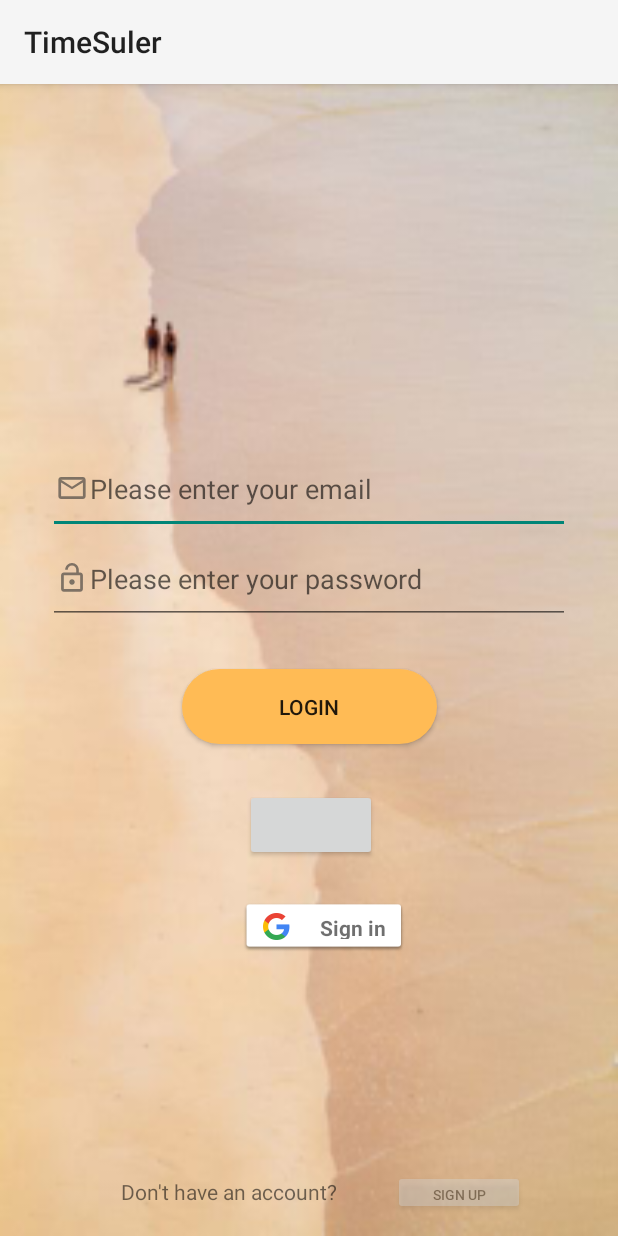
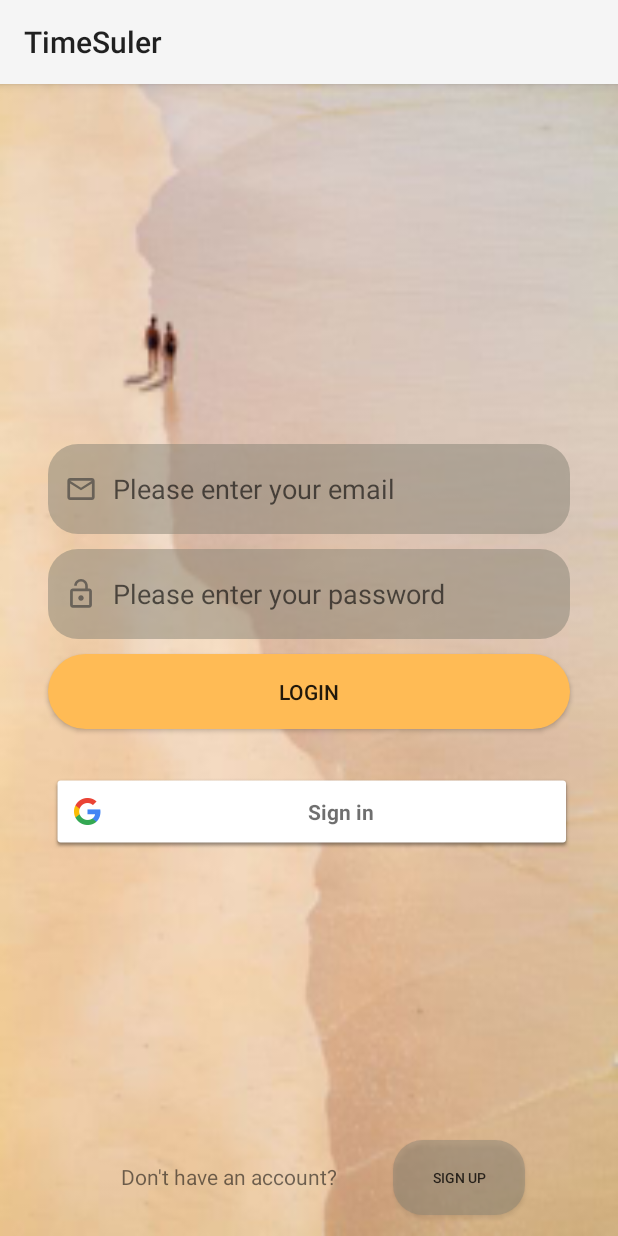
Before and after one commit to qiwen98/Mobile_Final_Project, an Android app: the screen it shows after launch (MainActivity), on a phone screen of 412 x 824 dp. Run offline under Robolectric (Android 15) with nearby library versions, the phone set to English and light mode, and no system bars; our stand-ins replace Firebase (no records; nobody signed in at launch, a user with empty details on screens opened directly); libraries missing offline, so code that uses them is left out: com.facebook, com.facebook.login; plain views replace LoginButton; Roboto replaces fonts that are not available here; 4 statements that could not run were skipped.

Commit message:
UI update

```diff
--- /dev/null
+++ b/app/src/main/res/drawable/round.xml
@@ -0,0 +1,7 @@
+<?xml version="1.0" encoding="utf-8"?>
+<shape xmlns:android="http://schemas.android.com/apk/res/android">
+    <corners android:topLeftRadius="2dp"
+        android:topRightRadius="2dp"
+        android:bottomRightRadius="2dp"
+        android:bottomLeftRadius="2dp"/>
+</shape>
--- /dev/null
+++ b/app/src/main/res/drawable/translucent.xml
@@ -0,0 +1,12 @@
+<?xml version="1.0" encoding="utf-8"?>
+<shape xmlns:android="http://schemas.android.com/apk/res/android">
+    <solid android:color="#80858175" />
+    <!--
+    <stroke android:width="1dip" android:color="#fefefe" />
+    -->
+    <corners android:radius="20dp"/>
+    <padding android:bottom="10dp"
+        android:left="10dp"
+        android:right="10dp"
+        android:top="10dp"/>
+</shape>
--- a/app/src/main/res/layout/activity_main.xml
+++ b/app/src/main/res/layout/activity_main.xml
@@ -16,9 +16,10 @@
         android:autofillHints=""
         android:drawableStart="@drawable/password_email_outlined"
         android:ems="10"
-        android:hint="@string/email_hint"
+        android:hint= "  Please enter your email"
         android:inputType="textEmailAddress"
         android:textSize="18sp"
+        android:background="@drawable/translucent"
         app:layout_constraintEnd_toEndOf="parent"
         app:layout_constraintStart_toStartOf="parent"
         app:layout_constraintTop_toTopOf="parent" />
@@ -27,11 +28,13 @@
         android:id="@+id/Password"
         android:layout_width="348dp"
         android:layout_height="60dp"
-        android:layout_marginBottom="58dp"
+        android:layout_marginTop="10dp"
+        android:layout_marginBottom="10dp"
         android:autofillHints=""
+        android:background="@drawable/translucent"
         android:drawableStart="@drawable/password_email"
         android:ems="10"
-        android:hint="@string/password"
+        android:hint="  Please enter your password"
         android:inputType="textPassword"
         android:textSize="18sp"
         app:layout_constraintBottom_toTopOf="@+id/Login_Button"
@@ -42,9 +45,9 @@
         app:layout_constraintVertical_bias="0.03" />
     <Button
         android:id="@+id/Login_Button"
-        android:layout_width="170dp"
+        android:layout_width="348dp"
         android:layout_height="50dp"
-        android:layout_marginTop="30dp"
+        android:layout_marginTop="10dp"
         android:background="@drawable/signin_btn_rectangle"
         android:text="@string/login"
         app:layout_constraintEnd_toEndOf="parent"
@@ -54,11 +57,12 @@
 
     <com.facebook.login.widget.LoginButton
         android:id="@+id/fb_login_button"
-        android:layout_width="wrap_content"
-        android:layout_height="wrap_content"
-        android:layout_marginTop="30dp"
-        android:layout_marginStart="20dp"
-        android:layout_marginEnd="24dp"
+        android:layout_width="348dp"
+        android:layout_height="10dp"
+        android:layout_marginTop="10dp"
+        android:layout_marginStart="35dp"
+        android:layout_marginEnd="30dp"
+        android:background="@drawable/round"
         app:layout_constraintHorizontal_bias="0.513"
         app:layout_constraintStart_toStartOf="parent"
         app:layout_constraintEnd_toEndOf="parent"
@@ -68,38 +72,40 @@
 
     <com.google.android.gms.common.SignInButton
         android:id="@+id/google_button"
-        android:layout_width="wrap_content"
-        android:layout_height="35dp"
+        android:layout_width="348dp"
+        android:layout_height="50dp"
         android:layout_marginStart="100dp"
-        android:layout_marginTop="25dp"
-        android:layout_marginEnd="140dp"
+        android:layout_marginTop="10dp"
+        android:layout_marginEnd="30dp"
         android:gravity="center_horizontal"
         app:layout_constraintEnd_toEndOf="parent"
         app:layout_constraintHorizontal_bias="0.153"
         app:layout_constraintTop_toBottomOf="@id/fb_login_button"
-        app:layout_constraintVertical_bias="0.0" />
+        app:layout_constraintVertical_bias="0.0"
+        />
 
     <Button
         android:id="@+id/SignUp_But"
         android:layout_width="wrap_content"
-        android:layout_height="30dp"
+        android:layout_height="50dp"
         android:layout_marginBottom="6dp"
         android:text="Sign Up"
         app:layout_constraintBottom_toBottomOf="parent"
         app:layout_constraintEnd_toEndOf="parent"
         app:layout_constraintHorizontal_bias="0.38"
         android:textSize="9dp"
+        android:background="@drawable/translucent"
         app:layout_constraintStart_toEndOf="@+id/textView"
         app:layout_constraintTop_toBottomOf="@+id/Login_Button"
         app:layout_constraintVertical_bias="0.972"
-        android:alpha="0.4"/>
+        android:alpha="0.9"/>
 
     <TextView
         android:id="@+id/textView"
         android:layout_width="wrap_content"
         android:layout_height="wrap_content"
         android:layout_marginStart="80dp"
-        android:layout_marginBottom="20dp"
+        android:layout_marginBottom="30dp"
         android:text="@string/signup_textview"
         android:textAlignment="center"
         android:textSize="14sp"
```
Also changed, not shown: app/src/main/java/com/example/logintesting/MainPageActivity.java (+1 -28 lines), app/src/main/res/layout/activity_main_page_activity.xml (+13 -40 lines), app/src/main/res/layout/activity_sing_up.xml (+6 -4 lines), app/src/main/res/layout/datepicker.xml (+8 -3 lines), 1 other file.
